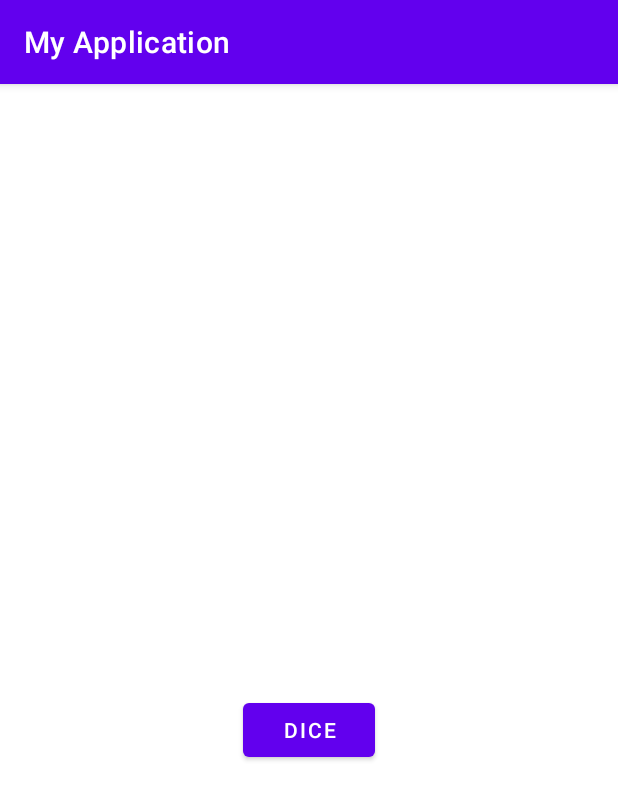
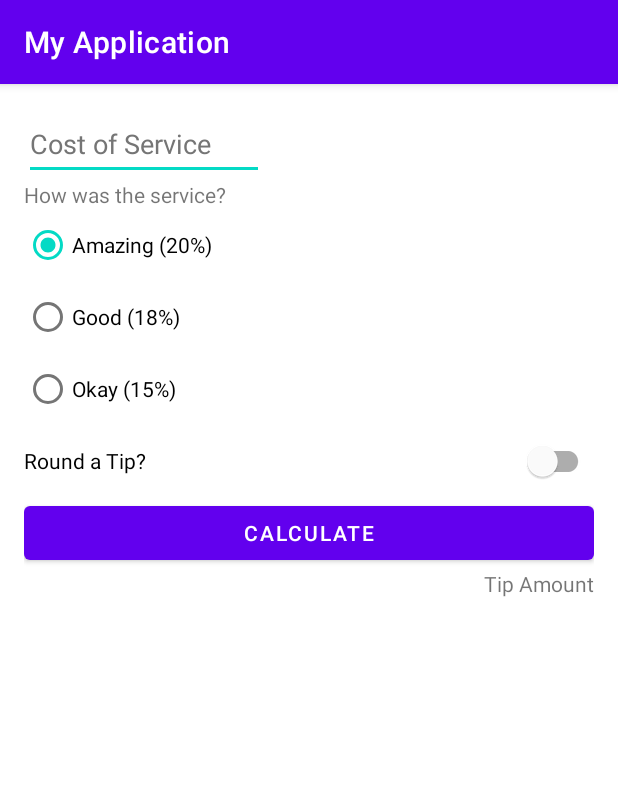
Before and after one commit to hanura13/KotlinCodeLab, an Android app: the screen it shows after launch (MainActivity), on a phone screen of 412 x 824 dp. Shown: the top 800 px of the screen. Run offline under Robolectric (Android 15) with nearby library versions, the phone set to English and light mode, and no system bars.

Commit message:
Create Layout

```diff
--- a/app/src/main/java/com/sundev/myapplication/MainActivity.kt
+++ b/app/src/main/java/com/sundev/myapplication/MainActivity.kt
@@ -10,28 +10,5 @@ class MainActivity : AppCompatActivity() {
         super.onCreate(savedInstanceState)
         setContentView(R.layout.activity_main)
 
-        val diceButton: Button = findViewById(R.id.button)
-        diceButton.setOnClickListener {
-            rollDice()
-        }
-
-    }
-
-    private fun rollDice() {
-        val dice1 = Dice(6)
-        val diceroll = dice1.roll()
-        val textDice1: TextView = findViewById(R.id.textView)
-        textDice1.text = diceroll.toString()
-
-        val dice2 = Dice(6)
-        val diceroll2 = dice2.roll()
-        val textDice2: TextView = findViewById(R.id.textView2)
-        textDice2.text = diceroll2.toString()
     }
 }
-
-class Dice(val numSide: Int){
-    fun roll(): Int{
-        return (1..numSide).random()
-    }
-}
--- a/app/src/main/res/layout/activity_main.xml
+++ b/app/src/main/res/layout/activity_main.xml
@@ -4,37 +4,83 @@
     xmlns:tools="http://schemas.android.com/tools"
     android:layout_width="match_parent"
     android:layout_height="match_parent"
+    android:padding="16dp"
     tools:context=".MainActivity">
 
+    <EditText
+        android:id="@+id/plain_text_input"
+        android:layout_width="160dp"
+        android:layout_height="wrap_content"
+        android:hint="@string/cost_of_service"
+        android:importantForAutofill="no"
+        android:inputType="numberDecimal"
+        android:minHeight="48dp"
+        android:textColorHint="#757575"
+        app:layout_constraintStart_toStartOf="parent"
+        app:layout_constraintTop_toTopOf="parent" />
+
+
     <TextView
-        android:id="@+id/textView"
+        android:id="@+id/question"
         android:layout_width="wrap_content"
         android:layout_height="wrap_content"
-        android:textSize="34sp"
-        app:layout_constraintBottom_toBottomOf="parent"
-        app:layout_constraintEnd_toStartOf="@+id/button"
+        android:text="@string/service_question"
         app:layout_constraintStart_toStartOf="parent"
-        app:layout_constraintTop_toTopOf="parent"
-        tools:text="1" />
+        app:layout_constraintTop_toBottomOf="@id/plain_text_input" />
 
-    <Button
-        android:id="@+id/button"
+    <RadioGroup
+        android:id="@+id/tip_options"
         android:layout_width="wrap_content"
         android:layout_height="wrap_content"
-        android:text="Dice"
+        android:checkedButton="@id/option_twenty_percent"
+        android:orientation="vertical"
+        app:layout_constraintStart_toStartOf="parent"
+        app:layout_constraintTop_toBottomOf="@id/question">
+
+        <RadioButton
+            android:id="@+id/option_twenty_percent"
+            android:layout_width="wrap_content"
+            android:layout_height="wrap_content"
+            android:text="@string/amazing_20" />
+
+        <RadioButton
+            android:id="@+id/option_eighteen_percent"
+            android:layout_width="wrap_content"
+            android:layout_height="wrap_content"
+            android:text="@string/good_18" />
+
+        <RadioButton
+            android:id="@+id/option_fifteen_percent"
+            android:layout_width="wrap_content"
+            android:layout_height="wrap_content"
+            android:text="@string/okay_15" />
+
+    </RadioGroup>
+
+    <com.google.android.material.switchmaterial.SwitchMaterial
+        android:id="@+id/round_up_switch"
+        android:layout_width="0dp"
+        android:layout_height="wrap_content"
+        android:minHeight="48dp"
+        android:text="@string/round_a_tip"
+        app:layout_constraintEnd_toEndOf="parent"
+        app:layout_constraintStart_toStartOf="@id/tip_options"
+        app:layout_constraintTop_toBottomOf="@id/tip_options" />
+
+    <com.google.android.material.button.MaterialButton
+        android:id="@+id/calculate_button"
+        android:layout_width="0dp"
+        android:layout_height="48dp"
+        android:text="@string/calculate"
         app:layout_constraintEnd_toEndOf="parent"
         app:layout_constraintStart_toStartOf="parent"
-        app:layout_constraintTop_toBottomOf="@+id/textView" />
+        app:layout_constraintTop_toBottomOf="@id/round_up_switch" />
 
     <TextView
-        android:id="@+id/textView2"
+        android:id="@+id/tip_result"
         android:layout_width="wrap_content"
         android:layout_height="wrap_content"
-        android:textSize="34sp"
-        app:layout_constraintBottom_toBottomOf="parent"
+        android:text="@string/tip_amount"
         app:layout_constraintEnd_toEndOf="parent"
-        app:layout_constraintStart_toEndOf="@+id/button"
-        app:layout_constraintTop_toTopOf="parent"
-        tools:text="2" />
-
+        app:layout_constraintTop_toBottomOf="@id/calculate_button" />
 </androidx.constraintlayout.widget.ConstraintLayout>
--- a/app/src/main/res/values/strings.xml
+++ b/app/src/main/res/values/strings.xml
@@ -1,3 +1,11 @@
 <resources>
     <string name="app_name">My Application</string>
+    <string name="cost_of_service">Cost of Service</string>
+    <string name="service_question">How was the service?</string>
+    <string name="amazing_20">Amazing (20%)</string>
+    <string name="good_18">Good (18%)</string>
+    <string name="okay_15">Okay (15%)</string>
+    <string name="round_a_tip">Round a Tip?</string>
+    <string name="calculate">Calculate</string>
+    <string name="tip_amount">Tip Amount</string>
 </resources>
```
